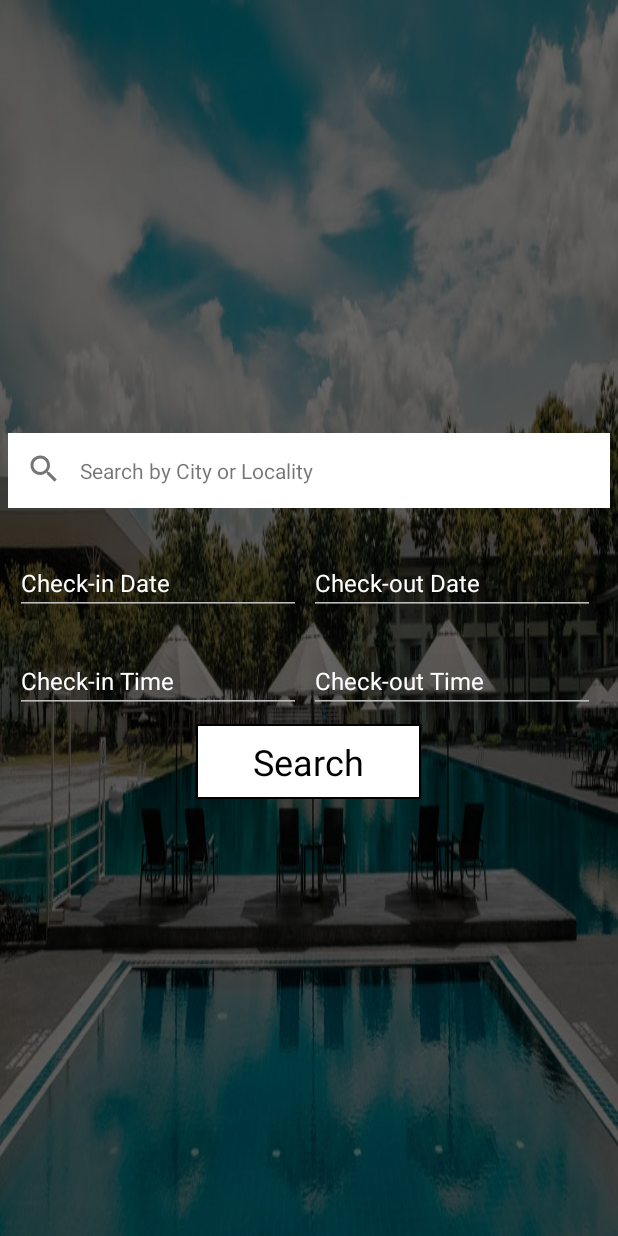
After one commit to BharamuZingo/AgentBackUp, an Android app: the layout activity_hourly_search.xml on its own in the app's theme, with its tools: preview values and no code run, on a phone screen of 412 x 824 dp. The commit adds this screen. Run offline under Robolectric (Android 15) with nearby library versions, the phone set to English and light mode, and no system bars.

Commit message:
MainActivity

```diff
--- /dev/null
+++ b/app/src/main/res/drawable/button_new_style.xml
@@ -0,0 +1,9 @@
+<?xml version="1.0" encoding="utf-8"?>
+<shape xmlns:android="http://schemas.android.com/apk/res/android"
+    android:shape="rectangle">
+    <stroke android:width="1dp"
+        android:color="#000000"/>
+    <solid android:color="#FFFFFF"/>
+
+
+</shape>
--- /dev/null
+++ b/app/src/main/res/layout/activity_hourly_search.xml
@@ -0,0 +1,241 @@
+<?xml version="1.0" encoding="utf-8"?>
+<RelativeLayout
+    xmlns:android="http://schemas.android.com/apk/res/android"
+    xmlns:app="http://schemas.android.com/apk/res-auto"
+    xmlns:tools="http://schemas.android.com/tools"
+    android:layout_width="match_parent"
+    android:layout_height="match_parent"
+    >
+
+
+
+
+<LinearLayout
+        android:layout_width="match_parent"
+        android:layout_height="match_parent"
+        android:id="@+id/hourly_search_layout"
+        android:background="@drawable/app_home_placeholder"
+        android:orientation="vertical">
+        <FrameLayout
+            android:layout_width="match_parent"
+            android:gravity="center"
+            android:layout_height="wrap_content">
+            <View
+                android:layout_width="match_parent"
+                android:layout_height="wrap_content"
+                android:background="#98000000" />
+
+            <LinearLayout
+                android:layout_width="match_parent"
+                android:layout_height="wrap_content"
+                android:layout_gravity="center"
+                android:gravity="center"
+                android:orientation="vertical">
+                <LinearLayout
+                    android:layout_width="match_parent"
+                    android:layout_height="wrap_content"
+                    android:layout_margin="5dp"
+                    android:background="#ffffff"
+                    android:orientation="horizontal">
+                    <android.support.v7.widget.SearchView
+                        android:id="@+id/search_view_hourly"
+                        android:clickable="false"
+
+                        android:layout_width="wrap_content"
+                        android:layout_height="wrap_content"
+                        android:theme="@style/SearchViewTheme" />
+
+                    <TextView
+                        android:id="@+id/search_editText_hourly"
+                        android:layout_width="fill_parent"
+                        android:layout_height="50dp"
+
+                        android:layout_weight="1"
+                        android:focusable="false"
+                        android:gravity="center_vertical"
+                        android:text="Search by City or Locality"
+                        android:layout_gravity="center"
+                        android:focusableInTouchMode="false"
+                        android:background="@android:color/transparent"
+                        android:inputType="textVisiblePassword"/>
+
+
+                </LinearLayout>
+
+                <LinearLayout
+                    android:layout_width="match_parent"
+                    android:layout_height="wrap_content"
+                    android:orientation="horizontal"
+
+                    android:layout_marginRight="10dp"
+                    android:layout_marginLeft="10dp"
+                    android:layout_marginTop="5dp"
+                    android:weightSum="1">
+
+                    <android.support.design.widget.TextInputLayout
+                        android:layout_width="match_parent"
+                        android:layout_height="50dp"
+                        android:layout_marginRight="5dp"
+                        android:layout_marginTop="10dp"
+                        android:layout_weight="0.5"
+                        android:clipToPadding="false"
+                        android:textColorHint="#FFFFFF"
+                        android:elevation="50dp"
+                        android:gravity="left|center"
+                        app:hintTextAppearance="@style/CustomTextAppearances">
+
+                        <android.support.design.widget.TextInputEditText
+                            android:id="@+id/check_in_date_hourly"
+                            android:layout_width="match_parent"
+                            android:layout_height="40dp"
+                            android:backgroundTint="#bdbdbd"
+                            android:cursorVisible="true"
+                            android:elevation="50dp"
+                            android:gravity="left"
+                            android:hint="Check-in Date"
+                            android:imeOptions="actionNext"
+                            android:focusableInTouchMode="false"
+                            android:inputType="number"
+                            android:maxLines="1"
+                            android:paddingTop="10dp"
+                            android:textColor="#FFFFFF"
+                            android:textCursorDrawable="@null"
+                            android:textSize="16sp" />
+                    </android.support.design.widget.TextInputLayout>
+
+                    <android.support.design.widget.TextInputLayout
+                        android:layout_width="match_parent"
+                        android:layout_height="50dp"
+                        android:layout_marginRight="5dp"
+                        android:layout_marginTop="10dp"
+                        android:layout_weight="0.5"
+                        android:textColorHint="#FFFFFF"
+                        android:clipToPadding="false"
+                        android:elevation="50dp"
+                        android:gravity="left|center"
+                        app:hintTextAppearance="@style/CustomTextAppearances">
+
+                        <android.support.design.widget.TextInputEditText
+                            android:id="@+id/check_out_date_hourly"
+                            android:layout_width="match_parent"
+                            android:layout_height="40dp"
+                            android:backgroundTint="#bdbdbd"
+                            android:cursorVisible="true"
+                            android:elevation="50dp"
+                            android:gravity="left"
+                            android:hint="Check-out Date"
+                            android:focusableInTouchMode="false"
+                            android:imeOptions="actionNext"
+                            android:inputType="number"
+                            android:maxLines="1"
+                            android:paddingTop="10dp"
+                            android:textColor="#FFFFFF"
+                            android:textCursorDrawable="@null"
+                            android:textSize="16sp" />
+                    </android.support.design.widget.TextInputLayout>
+
+                </LinearLayout>
+
+                <LinearLayout
+                    android:layout_width="match_parent"
+                    android:layout_height="wrap_content"
+                    android:orientation="horizontal"
+
+                    android:layout_marginRight="10dp"
+                    android:layout_marginLeft="10dp"
+                    android:layout_marginTop="5dp"
+                    android:weightSum="1">
+
+                    <android.support.design.widget.TextInputLayout
+                        android:layout_width="match_parent"
+                        android:layout_height="50dp"
+                        android:layout_marginRight="5dp"
+                        android:layout_marginTop="10dp"
+                        android:layout_weight="0.5"
+                        android:clipToPadding="false"
+                        android:textColorHint="#FFFFFF"
+                        android:elevation="50dp"
+                        android:gravity="left|center"
+                        app:hintTextAppearance="@style/CustomTextAppearances">
+
+                        <android.support.design.widget.TextInputEditText
+                            android:id="@+id/check_in_time_hourly"
+                            android:layout_width="match_parent"
+                            android:layout_height="40dp"
+                            android:backgroundTint="#bdbdbd"
+                            android:cursorVisible="true"
+                            android:elevation="50dp"
+                            android:gravity="left"
+                            android:hint="Check-in Time "
+                            android:imeOptions="actionNext"
+                            android:focusableInTouchMode="false"
+                            android:inputType="number"
+                            android:maxLines="1"
+                            android:paddingTop="10dp"
+                            android:textColor="#FFFFFF"
+                            android:textCursorDrawable="@null"
+                            android:textSize="16sp" />
+                    </android.support.design.widget.TextInputLayout>
+
+                    <android.support.design.widget.TextInputLayout
+                        android:layout_width="match_parent"
+                        android:layout_height="50dp"
+                        android:layout_marginRight="5dp"
+                        android:layout_marginTop="10dp"
+                        android:layout_weight="0.5"
+                        android:textColorHint="#FFFFFF"
+                        android:clipToPadding="false"
+                        android:elevation="50dp"
+                        android:gravity="left|center"
+                        app:hintTextAppearance="@style/CustomTextAppearances">
+
+                        <android.support.design.widget.TextInputEditText
+                            android:id="@+id/check_out_time_hourly"
+                            android:layout_width="match_parent"
+                            android:layout_height="40dp"
+                            android:backgroundTint="#bdbdbd"
+                            android:cursorVisible="true"
+                            android:elevation="50dp"
+                            android:gravity="left"
+                            android:hint="Check-out Time"
+                            android:focusableInTouchMode="false"
+                            android:imeOptions="actionNext"
+                            android:inputType="number"
+                            android:maxLines="1"
+                            android:paddingTop="10dp"
+                            android:textColor="#FFFFFF"
+                            android:textCursorDrawable="@null"
+                            android:textSize="16sp" />
+                    </android.support.design.widget.TextInputLayout>
+
+                </LinearLayout>
+
+                <TextView
+                    android:layout_width="150dp"
+                    android:layout_height="50dp"
+                    android:text="Search"
+                    android:id="@+id/search_button"
+                    android:layout_margin="8dp"
+                    android:layout_gravity="center"
+                    android:gravity="center"
+                    android:textSize="24dp"
+                    android:textColor="#000000"
+                    android:background="@drawable/button_new_style"/>
+
+                <ImageView
+                    android:layout_width="25dp"
+                    android:id="@+id/less"
+                    android:visibility="gone"
+                    android:layout_height="wrap_content"
+                    android:layout_gravity="right"
+                    android:src="@drawable/up_arrow"/>
+            </LinearLayout>
+
+        </FrameLayout>
+
+
+
+
+    </LinearLayout>
+
+</RelativeLayout>
--- a/app/src/main/res/values/colors.xml
+++ b/app/src/main/res/values/colors.xml
@@ -709,5 +709,14 @@
 
     <color name="black_overlay">#66000000</color>
 
+    <color name="material_light_primary_text">#DE000000</color>
+    <color name="material_light_hint_text">#61000000</color>
+    <color name="material_light_active_icon">#8A000000</color>
+    <color name="material_ripple_light">#1F000000</color>
+    <color name="divider_color">#1F000000</color>
+    <color name="active_icon_color">#8A000000</color>
+    <color name="cards_and_dialogs_color">@android:color/white</color>
+    <color name="quantum_grey_600">#757575</color>
+
 
 </resources>
--- a/app/src/main/res/values/styles.xml
+++ b/app/src/main/res/values/styles.xml
@@ -155,4 +155,21 @@
     <item name="android:displayOptions">showTitle</item>
     <!--<item name="android:titleTextStyle">@style/MyTheme.ActionBar.TitleTextStyle</item>-->
     </style>
+
+
+    <style name="SearchViewTheme" parent="Widget.AppCompat.SearchView.ActionBar">
+
+        <item name="commitIcon">@drawable/ic_search_black_24dp</item>
+        <item name="colorControlNormal">@color/material_light_active_icon</item>
+        <item name="colorControlHighlight">@color/material_ripple_light</item>
+        <item name="android:hint">Enter city or Locality</item>
+
+        <item name="android:maxWidth">9999dp</item>
+    </style>
+
+    <style name="CustomTextAppearances" parent="@android:style/TextAppearance">
+        <item name="android:textSize">12sp</item>
+        <item name="android:textColor">@color/colorAccent</item>
+    </style>
+
 </resources>
```
Also changed, not shown: app/src/main/res/drawable/up_arrow.png (added).
